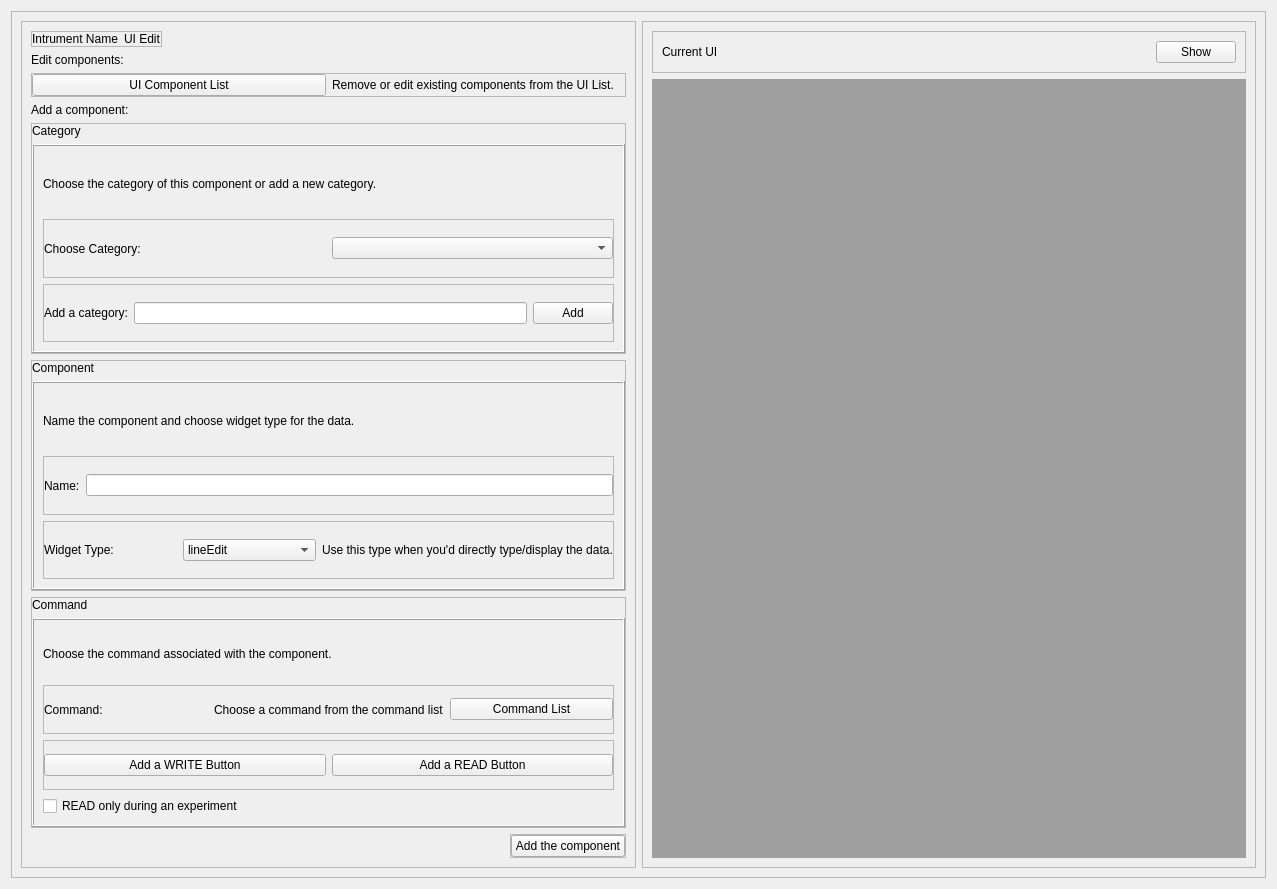
This is GUI/ui_files/ui_edit.ui in YeonungK/YonKu as Qt 5 draws it before an edit. The edited form follows.
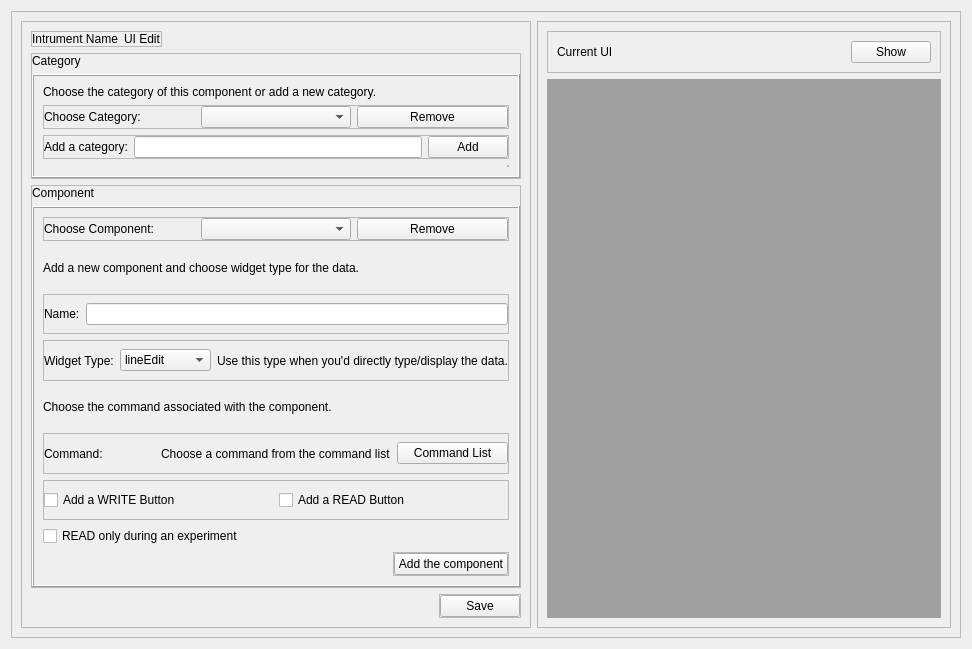
This is the edited form.

```diff
--- a/GUI/ui_files/ui_edit.ui
+++ b/GUI/ui_files/ui_edit.ui
@@ -6,8 +6,8 @@
    <rect>
     <x>0</x>
     <y>0</y>
-    <width>1277</width>
-    <height>889</height>
+    <width>972</width>
+    <height>649</height>
    </rect>
   </property>
   <property name="windowTitle">
@@ -79,78 +79,14 @@
            </layout>
           </widget>
          </item>
-         <item>
-          <widget class="QLabel" name="label_15">
-           <property name="sizePolicy">
-            <sizepolicy hsizetype="Preferred" vsizetype="Maximum">
-             <horstretch>0</horstretch>
-             <verstretch>0</verstretch>
-            </sizepolicy>
-           </property>
-           <property name="text">
-            <string>Edit components:</string>
-           </property>
-          </widget>
-         </item>
-         <item>
-          <widget class="QFrame" name="frame_6">
-           <property name="sizePolicy">
-            <sizepolicy hsizetype="Preferred" vsizetype="Maximum">
-             <horstretch>0</horstretch>
-             <verstretch>0</verstretch>
-            </sizepolicy>
-           </property>
-           <property name="frameShape">
-            <enum>QFrame::StyledPanel</enum>
-           </property>
-           <property name="frameShadow">
-            <enum>QFrame::Raised</enum>
-           </property>
-           <layout class="QHBoxLayout" name="horizontalLayout_6">
-            <property name="leftMargin">
-             <number>0</number>
-            </property>
-            <property name="topMargin">
-             <number>0</number>
-            </property>
-            <property name="rightMargin">
-             <number>0</number>
-            </property>
-            <property name="bottomMargin">
-             <number>0</number>
-            </property>
-            <item>
-             <widget class="QPushButton" name="ui_list_pushButton">
-              <property name="text">
-               <string>UI Component List</string>
-              </property>
-             </widget>
-            </item>
-            <item>
-             <widget class="QLabel" name="label_11">
-              <property name="text">
-               <string>Remove or edit existing components from the UI List.</string>
-              </property>
-             </widget>
-            </item>
-           </layout>
-          </widget>
-         </item>
-         <item>
-          <widget class="QLabel" name="label_14">
-           <property name="sizePolicy">
-            <sizepolicy hsizetype="Preferred" vsizetype="Maximum">
-             <horstretch>0</horstretch>
-             <verstretch>0</verstretch>
-            </sizepolicy>
-           </property>
-           <property name="text">
-            <string>Add a component:</string>
-           </property>
-          </widget>
-         </item>
          <item>
           <widget class="QFrame" name="frame_9">
+           <property name="sizePolicy">
+            <sizepolicy hsizetype="Preferred" vsizetype="Maximum">
+             <horstretch>0</horstretch>
+             <verstretch>0</verstretch>
+            </sizepolicy>
+           </property>
            <property name="frameShape">
             <enum>QFrame::StyledPanel</enum>
            </property>
@@ -185,6 +121,12 @@
             </item>
             <item>
              <widget class="QFrame" name="frame_7">
+              <property name="sizePolicy">
+               <sizepolicy hsizetype="Preferred" vsizetype="Maximum">
+                <horstretch>0</horstretch>
+                <verstretch>0</verstretch>
+               </sizepolicy>
+              </property>
               <property name="frameShape">
                <enum>QFrame::Box</enum>
               </property>
@@ -194,6 +136,12 @@
               <layout class="QVBoxLayout" name="verticalLayout">
                <item>
                 <widget class="QLabel" name="label_9">
+                 <property name="sizePolicy">
+                  <sizepolicy hsizetype="Preferred" vsizetype="Maximum">
+                   <horstretch>0</horstretch>
+                   <verstretch>0</verstretch>
+                  </sizepolicy>
+                 </property>
                  <property name="text">
                   <string>Choose the category of this component or add a new category.</string>
                  </property>
@@ -201,6 +149,12 @@
                </item>
                <item>
                 <widget class="QFrame" name="frame_2">
+                 <property name="sizePolicy">
+                  <sizepolicy hsizetype="Preferred" vsizetype="Maximum">
+                   <horstretch>0</horstretch>
+                   <verstretch>0</verstretch>
+                  </sizepolicy>
+                 </property>
                  <property name="frameShape">
                   <enum>QFrame::StyledPanel</enum>
                  </property>
@@ -222,6 +176,12 @@
                   </property>
                   <item>
                    <widget class="QLabel" name="label_3">
+                    <property name="sizePolicy">
+                     <sizepolicy hsizetype="Preferred" vsizetype="Minimum">
+                      <horstretch>0</horstretch>
+                      <verstretch>0</verstretch>
+                     </sizepolicy>
+                    </property>
                     <property name="text">
                      <string>Choose Category:</string>
                     </property>
@@ -230,11 +190,24 @@
                   <item>
                    <widget class="QComboBox" name="choose_category_comboBox"/>
                   </item>
+                  <item>
+                   <widget class="QPushButton" name="category_remove_pushButton">
+                    <property name="text">
+                     <string>Remove</string>
+                    </property>
+                   </widget>
+                  </item>
                  </layout>
                 </widget>
                </item>
                <item>
                 <widget class="QFrame" name="frame_3">
+                 <property name="sizePolicy">
+                  <sizepolicy hsizetype="Preferred" vsizetype="Maximum">
+                   <horstretch>0</horstretch>
+                   <verstretch>0</verstretch>
+                  </sizepolicy>
+                 </property>
                  <property name="frameShape">
                   <enum>QFrame::StyledPanel</enum>
                  </property>
@@ -274,6 +247,39 @@
                  </layout>
                 </widget>
                </item>
+               <item>
+                <widget class="QFrame" name="frame_13">
+                 <property name="sizePolicy">
+                  <sizepolicy hsizetype="Fixed" vsizetype="Preferred">
+                   <horstretch>0</horstretch>
+                   <verstretch>0</verstretch>
+                  </sizepolicy>
+                 </property>
+                 <property name="layoutDirection">
+                  <enum>Qt::LayoutDirection::RightToLeft</enum>
+                 </property>
+                 <property name="frameShape">
+                  <enum>QFrame::Shape::StyledPanel</enum>
+                 </property>
+                 <property name="frameShadow">
+                  <enum>QFrame::Shadow::Raised</enum>
+                 </property>
+                 <layout class="QHBoxLayout" name="horizontalLayout_13">
+                  <property name="leftMargin">
+                   <number>0</number>
+                  </property>
+                  <property name="topMargin">
+                   <number>0</number>
+                  </property>
+                  <property name="rightMargin">
+                   <number>0</number>
+                  </property>
+                  <property name="bottomMargin">
+                   <number>0</number>
+                  </property>
+                 </layout>
+                </widget>
+               </item>
               </layout>
              </widget>
             </item>
@@ -323,10 +329,63 @@
                <enum>QFrame::Raised</enum>
               </property>
               <layout class="QVBoxLayout" name="verticalLayout_2">
+               <item>
+                <widget class="QFrame" name="frame_20">
+                 <property name="sizePolicy">
+                  <sizepolicy hsizetype="Preferred" vsizetype="Maximum">
+                   <horstretch>0</horstretch>
+                   <verstretch>0</verstretch>
+                  </sizepolicy>
+                 </property>
+                 <property name="frameShape">
+                  <enum>QFrame::Shape::StyledPanel</enum>
+                 </property>
+                 <property name="frameShadow">
+                  <enum>QFrame::Shadow::Raised</enum>
+                 </property>
+                 <layout class="QHBoxLayout" name="horizontalLayout_6">
+                  <property name="leftMargin">
+                   <number>0</number>
+                  </property>
+                  <property name="topMargin">
+                   <number>0</number>
+                  </property>
+                  <property name="rightMargin">
+                   <number>0</number>
+                  </property>
+                  <property name="bottomMargin">
+                   <number>0</number>
+                  </property>
+                  <item>
+                   <widget class="QLabel" name="label_8">
+                    <property name="sizePolicy">
+                     <sizepolicy hsizetype="Preferred" vsizetype="Minimum">
+                      <horstretch>0</horstretch>
+                      <verstretch>0</verstretch>
+                     </sizepolicy>
+                    </property>
+                    <property name="text">
+                     <string>Choose Component:</string>
+                    </property>
+                   </widget>
+                  </item>
+                  <item>
+                   <widget class="QComboBox" name="choose_component_comboBox"/>
+                  </item>
+                  <item>
+                   <widget class="QPushButton" name="component_remove_pushButton">
+                    <property name="text">
+                     <string>Remove</string>
+                    </property>
+                   </widget>
+                  </item>
+                 </layout>
+                </widget>
+               </item>
                <item>
                 <widget class="QLabel" name="label_10">
                  <property name="text">
-                  <string>Name the component and choose widget type for the data.</string>
+                  <string>Add a new component and choose widget type for the data.</string>
                  </property>
                 </widget>
                </item>
@@ -416,55 +475,6 @@
                  </layout>
                 </widget>
                </item>
-              </layout>
-             </widget>
-            </item>
-           </layout>
-          </widget>
-         </item>
-         <item>
-          <widget class="QFrame" name="frame_14">
-           <property name="frameShape">
-            <enum>QFrame::StyledPanel</enum>
-           </property>
-           <property name="frameShadow">
-            <enum>QFrame::Raised</enum>
-           </property>
-           <layout class="QVBoxLayout" name="verticalLayout_6">
-            <property name="leftMargin">
-             <number>0</number>
-            </property>
-            <property name="topMargin">
-             <number>0</number>
-            </property>
-            <property name="rightMargin">
-             <number>0</number>
-            </property>
-            <property name="bottomMargin">
-             <number>0</number>
-            </property>
-            <item>
-             <widget class="QLabel" name="label_8">
-              <property name="sizePolicy">
-               <sizepolicy hsizetype="Preferred" vsizetype="Maximum">
-                <horstretch>0</horstretch>
-                <verstretch>0</verstretch>
-               </sizepolicy>
-              </property>
-              <property name="text">
-               <string>Command</string>
-              </property>
-             </widget>
-            </item>
-            <item>
-             <widget class="QFrame" name="frame_13">
-              <property name="frameShape">
-               <enum>QFrame::Box</enum>
-              </property>
-              <property name="frameShadow">
-               <enum>QFrame::Raised</enum>
-              </property>
-              <layout class="QVBoxLayout" name="verticalLayout_5">
                <item>
                 <widget class="QLabel" name="label_12">
                  <property name="text">
@@ -539,14 +549,14 @@
                    <number>0</number>
                   </property>
                   <item>
-                   <widget class="QPushButton" name="add_write_pushButton">
+                   <widget class="QCheckBox" name="checkBox_2">
                     <property name="text">
                      <string>Add a WRITE Button</string>
                     </property>
                    </widget>
                   </item>
                   <item>
-                   <widget class="QPushButton" name="add_read_pushButton">
+                   <widget class="QCheckBox" name="checkBox">
                     <property name="text">
                      <string>Add a READ Button</string>
                     </property>
@@ -562,6 +572,55 @@
                  </property>
                 </widget>
                </item>
+               <item>
+                <widget class="QFrame" name="frame_17">
+                 <property name="sizePolicy">
+                  <sizepolicy hsizetype="Maximum" vsizetype="Maximum">
+                   <horstretch>0</horstretch>
+                   <verstretch>0</verstretch>
+                  </sizepolicy>
+                 </property>
+                 <property name="layoutDirection">
+                  <enum>Qt::LayoutDirection::RightToLeft</enum>
+                 </property>
+                 <property name="frameShape">
+                  <enum>QFrame::Shape::StyledPanel</enum>
+                 </property>
+                 <property name="frameShadow">
+                  <enum>QFrame::Shadow::Raised</enum>
+                 </property>
+                 <layout class="QHBoxLayout" name="horizontalLayout_9">
+                  <property name="leftMargin">
+                   <number>0</number>
+                  </property>
+                  <property name="topMargin">
+                   <number>0</number>
+                  </property>
+                  <property name="rightMargin">
+                   <number>0</number>
+                  </property>
+                  <property name="bottomMargin">
+                   <number>0</number>
+                  </property>
+                  <item>
+                   <widget class="QPushButton" name="add_component_pushButton">
+                    <property name="sizePolicy">
+                     <sizepolicy hsizetype="Maximum" vsizetype="Fixed">
+                      <horstretch>0</horstretch>
+                      <verstretch>0</verstretch>
+                     </sizepolicy>
+                    </property>
+                    <property name="layoutDirection">
+                     <enum>Qt::LayoutDirection::LeftToRight</enum>
+                    </property>
+                    <property name="text">
+                     <string>Add the component</string>
+                    </property>
+                   </widget>
+                  </item>
+                 </layout>
+                </widget>
+               </item>
               </layout>
              </widget>
             </item>
@@ -569,7 +628,7 @@
           </widget>
          </item>
          <item>
-          <widget class="QFrame" name="frame_17">
+          <widget class="QFrame" name="frame_14">
            <property name="sizePolicy">
             <sizepolicy hsizetype="Maximum" vsizetype="Maximum">
              <horstretch>0</horstretch>
@@ -577,7 +636,7 @@
             </sizepolicy>
            </property>
            <property name="layoutDirection">
-            <enum>Qt::RightToLeft</enum>
+            <enum>Qt::LayoutDirection::RightToLeft</enum>
            </property>
            <property name="frameShape">
             <enum>QFrame::StyledPanel</enum>
@@ -585,7 +644,7 @@
            <property name="frameShadow">
             <enum>QFrame::Raised</enum>
            </property>
-           <layout class="QHBoxLayout" name="horizontalLayout_9">
+           <layout class="QHBoxLayout" name="horizontalLayout_14">
             <property name="leftMargin">
              <number>0</number>
             </property>
@@ -599,18 +658,9 @@
              <number>0</number>
             </property>
             <item>
-             <widget class="QPushButton" name="add_component_pushButton">
-              <property name="sizePolicy">
-               <sizepolicy hsizetype="Maximum" vsizetype="Fixed">
-                <horstretch>0</horstretch>
-                <verstretch>0</verstretch>
-               </sizepolicy>
-              </property>
-              <property name="layoutDirection">
-               <enum>Qt::LeftToRight</enum>
-              </property>
+             <widget class="QPushButton" name="save_pushButton">
               <property name="text">
-               <string>Add the component</string>
+               <string>Save</string>
               </property>
              </widget>
             </item>
```
Left out of the diff: 68 changed lines with no effect on the pictures.
